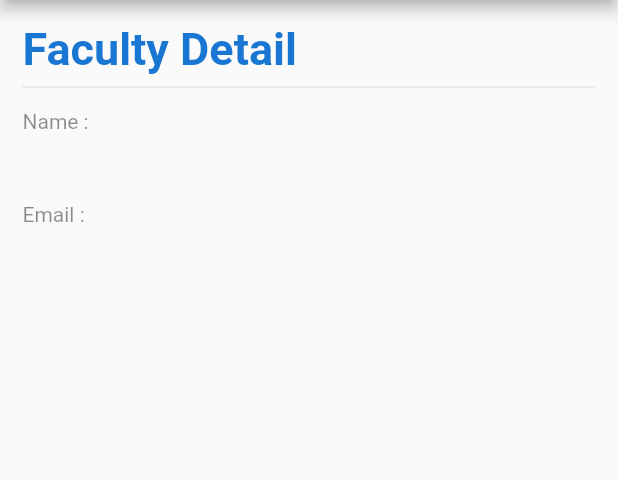
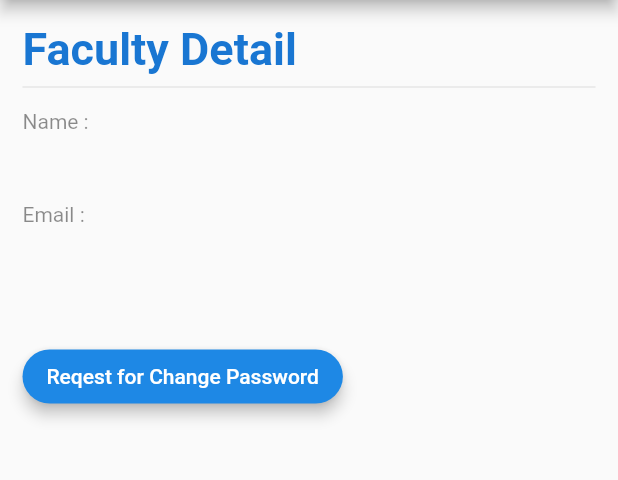
Before and after one commit to kanjiyakeyur/utu-faculty, a Flutter app: the AccountInfoScreen screen opened by its route, on a phone screen of 412 x 824 dp, the part 84-564 px from its top. Run offline on Flutter 3.47's test engine with Material 2 defaults, Android fonts, the phone set to English and light mode, and no system bars; our stand-ins replace cloud_firestore, datetime_picker_formfield, firebase_auth; accounts and stored records are empty.

Commit message:
Change password add in account-info screen

```diff
--- a/lib/main.dart
+++ b/lib/main.dart
@@ -11,8 +11,6 @@ import './screens/login_Screen.dart';
 import './screens/home_screen.dart';
 import './screens/add_notification_screen.dart';
 import './screens/account_info_scrren.dart';
-
-import './screens/test.dart';
 
 void main() {
   runApp(MyApp());
--- a/lib/provider/faculty.dart
+++ b/lib/provider/faculty.dart
@@ -22,7 +22,6 @@ class Faculty with ChangeNotifier {
 
   Future<void> fatchFacultyDetails() async {
     try {
-      print('//////////////////$_userId$_name');
       var re = await FirebaseAuth.instance.currentUser();
       _userId = re.uid;
 
--- a/lib/screens/account_info_scrren.dart
+++ b/lib/screens/account_info_scrren.dart
@@ -1,13 +1,40 @@
+import 'package:firebase_auth/firebase_auth.dart';
 import 'package:flutter/material.dart';
+import 'package:flutter/services.dart';
 import './drawer_screen.dart';
 import 'package:provider/provider.dart';
 import '../provider/faculty.dart';
 
-class AccountInfoScreen extends StatelessWidget {
+class AccountInfoScreen extends StatefulWidget {
   static const routeName = '/AccountInfo';
 
   @override
+  _AccountInfoScreenState createState() => _AccountInfoScreenState();
+}
+
+class _AccountInfoScreenState extends State<AccountInfoScreen> {
+  //for password change
+  bool _showwidget = false;
+  bool _loading = true;
+
+  @override
   Widget build(BuildContext context) {
+    Future<void> _showErrorDialog(String title, String errorMessage) async {
+      await showDialog(
+        context: context,
+        builder: (ctx) => AlertDialog(
+          title: Text(title),
+          content: Text(errorMessage),
+          actions: <Widget>[
+            FlatButton(
+              onPressed: () => Navigator.of(ctx).pop(),
+              child: Text('Ohky!'),
+            )
+          ],
+        ),
+      );
+    }
+
     //BuildContext ctx = context;
     try {
       final GlobalKey<ScaffoldState> _scaffoldKey =
@@ -17,6 +44,7 @@ class AccountInfoScreen extends StatelessWidget {
         'name': da['name'],
         'mailId': da['mailId']
       };
+
       return Scaffold(
           key: _scaffoldKey,
           appBar: AppBar(
@@ -60,7 +88,7 @@ class AccountInfoScreen extends StatelessWidget {
                   })
             ],
           ),
-          drawer: DrawerScreen(routeName),
+          drawer: DrawerScreen(AccountInfoScreen.routeName),
           body: SingleChildScrollView(
             child: Container(
               //margin: EdgeInsets.all(10),
@@ -96,22 +124,6 @@ class AccountInfoScreen extends StatelessWidget {
                   SizedBox(
                     height: 13,
                   ),
-
-//              Text('EnRoll No :',
-//                style: TextStyle(
-//                  color : Colors.black45
-//                ),
-//              ),
-//              SizedBox(height: 3,),
-//              Text(std.enrollNo.toString(),
-//                style: TextStyle(
-//                  fontWeight: FontWeight.w500,
-//                  fontSize: 20,
-//                  color: Colors.indigo
-//                ),
-//              ),
-//              SizedBox(height: 7,),
-//              Divider(),
                   SizedBox(
                     height: 7,
                   ),
@@ -129,68 +141,75 @@ class AccountInfoScreen extends StatelessWidget {
                         fontSize: 20,
                         color: Colors.indigo),
                   ),
-//              SizedBox(height: 7,),
-//              Divider(),
-//              SizedBox(height: 7,),
-//              Text('Department :',
-//                style: TextStyle(
-//                  color : Colors.black45
-//                ),
-//              ),
-//              SizedBox(height: 3,),
-//              Text(std.location.department,
-//                style: TextStyle(
-//                  fontWeight: FontWeight.w500,
-//                  fontSize: 20,
-//                  color: Colors.indigo
-//                ),
-//              ),
-//              SizedBox(height: 13,),
-//
-//              Text('course :',
-//                style: TextStyle(
-//                  color : Colors.black45
-//                ),
-//              ),
-//              SizedBox(height: 3,),
-//              Text(std.location.course,
-//                style: TextStyle(
-//                  fontWeight: FontWeight.w500,
-//                  fontSize: 20,
-//                  color: Colors.indigo
-//                ),
-//              ),
-//              SizedBox(height: 13,),
-//
-//              Text('Divison :',
-//                style: TextStyle(
-//                  color : Colors.black45
-//                ),
-//              ),
-//              SizedBox(height: 3,),
-//              Text(std.location.divison,
-//                style: TextStyle(
-//                  fontWeight: FontWeight.w500,
-//                  fontSize: 20,
-//                  color: Colors.indigo
-//                ),
-//              ),
-//              SizedBox(height: 13,),
-//
-//              Text('Batch :',
-//                style: TextStyle(
-//                  color : Colors.black45
-//                ),
-//              ),
-//              SizedBox(height: 3,),
-//              Text(std.location.batch,
-//                style: TextStyle(
-//                  fontWeight: FontWeight.w500,
-//                  fontSize: 20,
-//                  color: Colors.indigo
-//                ),
-//              ),
-//              SizedBox(height: 13,),
+                  SizedBox(
+                    height: 50,
+                  ),
+                  Row(
+                    children: [
+                      RaisedButton(
+                        shape: RoundedRectangleBorder(
+                          borderRadius: BorderRadius.circular(20),
+                        ),
+                        color: Colors.blue.shade600,
+                        elevation: 4,
+                        onPressed: !_showwidget
+                            ? () async {
+                                try {
+                                  setState(() {
+                                    _showwidget = true;
+                                    _loading = true;
+                                  });
+                                  final _auth = FirebaseAuth.instance;
+                                  final currentUser = await _auth.currentUser();
+                                  await _auth.sendPasswordResetEmail(
+                                    email: currentUser.email,
+                                  );
+                                  setState(() {
+                                    _loading = false;
+                                  });
+                                  await _showErrorDialog('Succesfull !!!',
+                                      'Check your associative email And Go to link for reset password');
+                                } on PlatformException catch (error) {
+                                  setState(() {
+                                    _showwidget = false;
+                                    _loading = false;
+                                  });
+                                  await _showErrorDialog(
+                                      'A error Occoured !!', error.message);
+                                } catch (error) {
+                                  setState(() {
+                                    _showwidget = false;
+                                    _loading = false;
+                                  });
+                                  await _showErrorDialog(
+                                      'A error Occoured !!', error);
+                                }
+                              }
+                            : null,
+                        child: Text(
+                          'Reqest for Change Password',
+                          style: TextStyle(color: Colors.white),
+                        ),
+                      ),
+                      SizedBox(
+                        width: 10,
+                      ),
+                      if (_showwidget)
+                        _loading
+                            ? Container(
+                                width: 30,
+                                height: 30,
+                                child: CircularProgressIndicator(
+                                  strokeWidth: 2,
+                                ),
+                              )
+                            : Icon(
+                                Icons.check,
+                                color: Colors.indigo.shade500,
+                                size: 30,
+                              )
+                    ],
+                  )
                 ],
               ),
             ),
--- a/lib/screens/drawer_screen.dart
+++ b/lib/screens/drawer_screen.dart
@@ -2,7 +2,6 @@ import 'package:flutter/material.dart';
 import 'package:utu_faculty/provider/faculty.dart';
 import './home_screen.dart';
 import './Account_info_scrren.dart';
-import 'package:firebase_auth/firebase_auth.dart';
 import 'package:provider/provider.dart';
 //import '../main.dart' as main;
 
--- a/lib/widgets/login_screen_widgets.dart
+++ b/lib/widgets/login_screen_widgets.dart
@@ -133,7 +133,8 @@ class _LoginScrreenWidgetsState extends State<LoginScrreenWidgets> {
                               )
                             : RaisedButton(
                                 shape: RoundedRectangleBorder(
-                                    borderRadius: BorderRadius.circular(20)),
+                                  borderRadius: BorderRadius.circular(20),
+                                ),
                                 color: Colors.indigo.shade400,
                                 elevation: 0,
                                 focusNode: _loginFocusNode,
```
